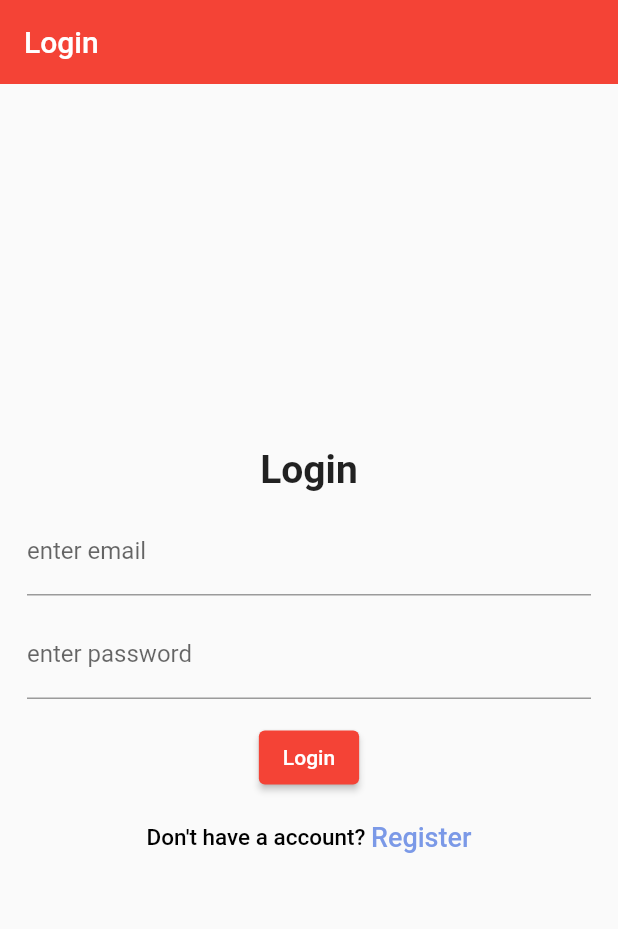
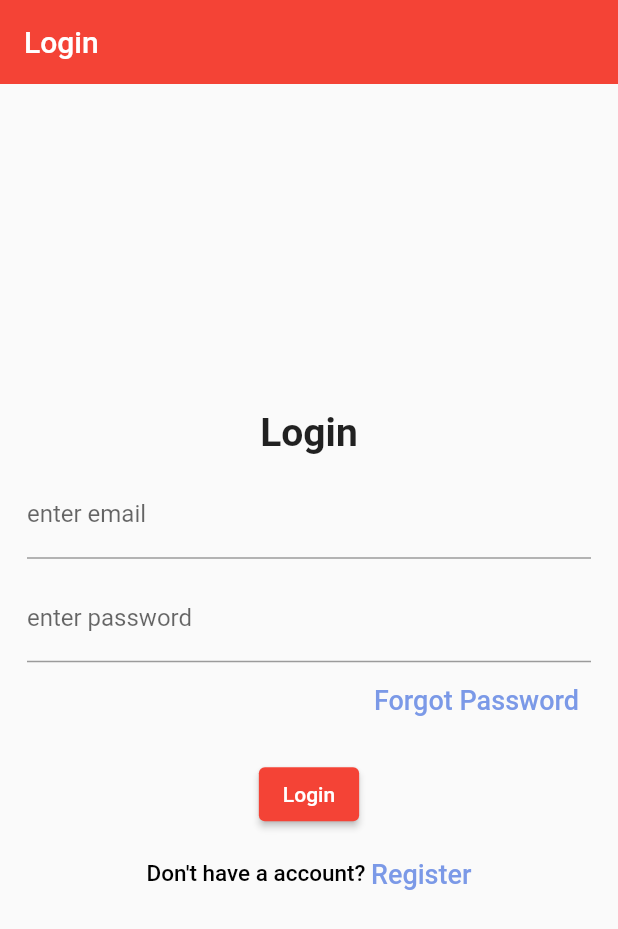
Before and after one commit to Parth-Dattani/model_bottom, a Flutter app: the screen it shows after launch, on a phone screen of 412 x 824 dp. Shown: the top 929 px of the screen. Run offline on Flutter 3.47's test engine with Material 2 defaults, Android fonts, the phone set to English and light mode, and no system bars; our stand-ins replace cloud_firestore, firebase_auth, firebase_core, firebase_storage, flutter_typeahead, get and 3 more; missing offline and left inert: razorpay_flutter; accounts and stored records are empty.

Commit message:
forgot password

```diff
--- a/lib/binding/binding.dart
+++ b/lib/binding/binding.dart
@@ -10,3 +10,4 @@ export 'users_binding.dart';
 export 'product_binding.dart';
 export 'cart_binding.dart';
 export 'check_out_bindings.dart';
+export 'forgot_password_binding.dart';
--- a/lib/controller/controller.dart
+++ b/lib/controller/controller.dart
@@ -10,3 +10,4 @@ export 'users_controller.dart';
 export 'profile_controller.dart';
 export 'cart_controller.dart';
 export 'cart_controller.dart';
+export 'forgot_password_controller.dart';
--- a/lib/routs.dart
+++ b/lib/routs.dart
@@ -1,5 +1,6 @@
 import 'package:get/get.dart';
 import 'package:model_bottom/binding/binding.dart';
+import 'package:model_bottom/screen/forgot_password_screen/forgot_password_screen.dart';
 import 'package:model_bottom/screen/pagination_screen/pagination_screen.dart';
 import 'package:model_bottom/screen/screen.dart';
 
@@ -49,7 +50,11 @@ final List<GetPage> appPage = [
       page: () => CartScreen(),
   binding: CartBinding()),
   GetPage(
-      name: CheckOutScreen.pageID,
+      name: CheckOutScreen.pageId,
       page: () => CheckOutScreen(),
-  binding: CheckOutBindings())
+  binding: CheckOutBindings()),
+  GetPage(
+      name: ForgotPasswordScreen.pageId,
+      page: () => const ForgotPasswordScreen(),
+      binding: ForgotPasswordBinding())
 ];
--- a/lib/screen/cart_screen/cart_screen.dart
+++ b/lib/screen/cart_screen/cart_screen.dart
@@ -107,7 +107,7 @@ class CartScreen extends GetView<CartController> {
                                       print("============================================");
 
 
-                                      Get.toNamed(CheckOutScreen.pageID,
+                                      Get.toNamed(CheckOutScreen.pageId,
                                           arguments: {
                                             'price': controller.getCartData[1]['price'],
                                             'qty': controller.getCartData[1]['quantity'],
--- a/lib/screen/checkout_screen/check_out_screen.dart
+++ b/lib/screen/checkout_screen/check_out_screen.dart
@@ -11,7 +11,7 @@ import '../../widgets/widgets.dart';
 
 
 class CheckOutScreen extends GetView<CheckOutController>{
-static const pageID ='/CheckOutScreen';
+static const pageId ='/CheckOutScreen';
 
   @override
   Widget build(BuildContext context) {
--- a/lib/screen/home_screen/home_screen.dart
+++ b/lib/screen/home_screen/home_screen.dart
@@ -710,7 +710,6 @@ class HomeScreen extends GetView<HomeController> {
                 ),
               ),
 
-
             ],
           );
         },
--- a/lib/screen/login_screen/login_screen.dart
+++ b/lib/screen/login_screen/login_screen.dart
@@ -2,7 +2,9 @@ import 'package:flutter/material.dart';
 import 'package:flutter/src/widgets/framework.dart';
 import 'package:get/get.dart';
 import 'package:model_bottom/constant/color_config.dart';
+import 'package:model_bottom/constant/constant.dart';
 import 'package:model_bottom/controller/controller.dart';
+import 'package:model_bottom/screen/forgot_password_screen/forgot_password_screen.dart';
 import 'package:model_bottom/screen/register_screen/register_screen.dart';
 
 class LoginScreen extends GetView<LoginController>{
@@ -12,6 +14,7 @@ class LoginScreen extends GetView<LoginController>{
   @override
   Widget build(BuildContext context) {
     return Scaffold(
+      resizeToAvoidBottomInset: false,
       appBar: AppBar(title: Text("Login"),elevation: 0,),
       body: Padding(
         padding: const EdgeInsets.all(18.0),
@@ -59,6 +62,25 @@ class LoginScreen extends GetView<LoginController>{
                   return null;
                 }
               ),
+              const SizedBox(height: 1),
+                TextButton(onPressed: (){
+                  Get.toNamed(ForgotPasswordScreen.pageId);
+                }, child: Align(
+                  alignment: Alignment.topRight,
+                  child: Text(
+                    "Forgot Password",
+                    style: CustomTextStyle.linkText,
+                  ),
+                ),),
+                // Row(
+                //   mainAxisAlignment: MainAxisAlignment.end,
+                //   children:  [
+                //     Text(
+                //       "Forgot Password",
+                //       style: CustomTextStyle.linkText,
+                //     ),
+                //   ],
+                // ),
               const SizedBox(height: 15,),
               ElevatedButton(onPressed: () {
 
```
Also changed, not shown: lib/binding/forgot_password_binding.dart (added, +10 -0 lines), lib/controller/forgot_password_controller.dart (added, +9 -0 lines), lib/controller/login_controller.dart (+0 -19 lines), lib/screen/forgot_password_screen/forgot_password_screen.dart (added, +60 -0 lines).
